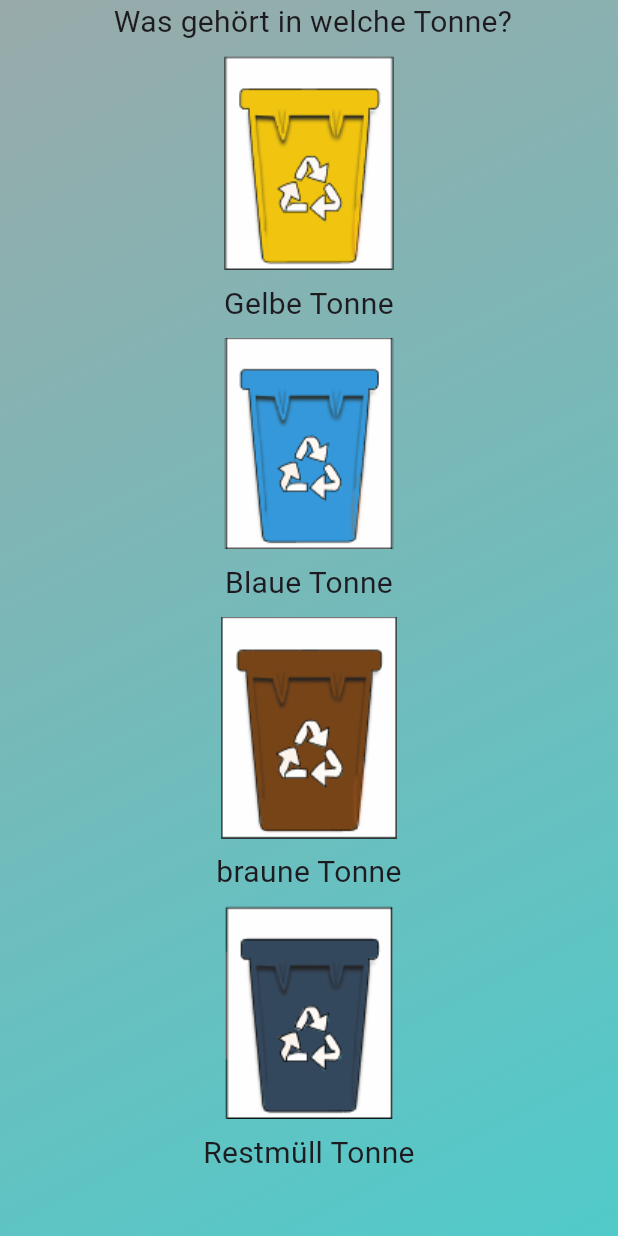
After one commit to AkademieDirk/mam_projekt_v1, a Flutter app: the ContentSwitcher screen opened directly, after a tap on "Recycle", on a phone screen of 412 x 824 dp. The commit adds this screen. Run offline on Flutter 3.47's test engine with Material 3 defaults, Android fonts, the phone set to English and light mode, and no system bars; our stand-ins replace flutter_social_button, font_awesome_flutter; Roboto replaces fonts that are missing (Urbanist).

Commit message:
Trashcolorscreen added and Navigation constructed

```diff
--- a/lib/config/themes/themes.dart
+++ b/lib/config/themes/themes.dart
@@ -17,6 +17,10 @@ ThemeData mamTheme = ThemeData(
             TextStyle(fontSize: bigTextSize, fontWeight: FontWeight.w500)));
 
 Icon closebutton = const Icon(Icons.close_rounded);
+const verticalSmallSpacing = SizedBox(
+  height: 10,
+);
+
 const verticalSpacing = SizedBox(
   height: 20,
 );
@@ -42,3 +46,13 @@ final BoxDecoration borderBasics = BoxDecoration(
     Radius.circular(10),
   ),
 );
+TextStyle textbackgroungrounded() {
+  return TextStyle(
+      background: Paint()
+        ..color = Colors.blue
+        ..strokeWidth = 30
+        ..strokeJoin = StrokeJoin.round
+        ..strokeCap = StrokeCap.round
+        ..style = PaintingStyle.stroke,
+      color: Colors.black);
+}
--- a/lib/features/Change_Screen/content_Switcher.dart
+++ b/lib/features/Change_Screen/content_Switcher.dart
@@ -4,6 +4,7 @@ import 'package:mam_projekt_v1/features/Abfall_ABC/repository/information_card_d
 import 'package:mam_projekt_v1/features/Abfall_ABC/screens/trash_abc_screen.dart';
 import 'package:mam_projekt_v1/features/Abfall_ABC/widgets/switcher_container.dart';
 import 'package:mam_projekt_v1/features/Kalender/calender_main_screen.dart';
+import 'package:mam_projekt_v1/features/Muelltrennung/muell_trennung.dart';
 import 'package:mam_projekt_v1/features/News/news_screen.dart';
 
 class ContentSwitcher extends StatelessWidget {
@@ -42,9 +43,17 @@ class ContentSwitcher extends StatelessWidget {
                   picturepath: "assets/icons/ContentSwitcher/Phone.png",
                   text: "Service"),
               verticalSpacing,
-              const SwitcherContainer(
-                  picturepath: "assets/icons/ContentSwitcher/Recycling.png",
-                  text: "Recycle"),
+              GestureDetector(
+                onTap: () {
+                  Navigator.push(
+                      context,
+                      MaterialPageRoute(
+                          builder: (context) => const Muelltrennung()));
+                },
+                child: const SwitcherContainer(
+                    picturepath: "assets/icons/ContentSwitcher/Recycling.png",
+                    text: "Recycle"),
+              ),
               verticalSpacing,
               GestureDetector(
                 onTap: () {
--- /dev/null
+++ b/lib/features/Muelltrennung/muell_trennung.dart
@@ -0,0 +1,38 @@
+import 'package:flutter/material.dart';
+import 'package:mam_projekt_v1/config/themes/themes.dart';
+import 'package:mam_projekt_v1/features/News/garbage_can_%20paint_container.dart';
+
+class Muelltrennung extends StatelessWidget {
+  const Muelltrennung({super.key});
+
+  @override
+  Widget build(BuildContext context) {
+    return Scaffold(
+        body: Container(
+            width: double.infinity,
+            decoration: background,
+            child: Column(children: [
+              SafeArea(
+                  child: Text(" Was gehört in welche Tonne?",
+                      style: Theme.of(context).textTheme.bodyMedium)),
+              const GarbageCanPaintContainer(
+                  text: "Gelbe Tonne",
+                  trashcolorimagepath:
+                      "assets/images/TrashCanColor/gelbe_Tonne.png"),
+              const GarbageCanPaintContainer(
+                trashcolorimagepath:
+                    "assets/images/TrashCanColor/blaue_Tonne.png",
+                text: "Blaue Tonne",
+              ),
+              const GarbageCanPaintContainer(
+                trashcolorimagepath:
+                    "assets/images/TrashCanColor/braune_Tonne.png",
+                text: "braune Tonne",
+              ),
+              const GarbageCanPaintContainer(
+                trashcolorimagepath: "assets/images/TrashCanColor/schwarz.png",
+                text: "Restmüll Tonne",
+              ),
+            ])));
+  }
+}
--- /dev/null
+++ b/lib/features/Muelltrennung/yellow_can.dart
@@ -0,0 +1,10 @@
+import 'package:flutter/material.dart';
+
+class YellowCanInformation extends StatelessWidget {
+  const YellowCanInformation({super.key});
+
+  @override
+  Widget build(BuildContext context) {
+    return const Placeholder();
+  }
+}
--- /dev/null
+++ b/lib/features/News/garbage_can_ paint_container.dart
@@ -0,0 +1,32 @@
+import 'package:flutter/material.dart';
+
+class GarbageCanPaintContainer extends StatelessWidget {
+  const GarbageCanPaintContainer({
+    super.key,
+    required this.text,
+    required this.trashcolorimagepath,
+  });
+  final String text;
+  final String trashcolorimagepath;
+
+  @override
+  Widget build(BuildContext context) {
+    return SizedBox(
+      //! wie bekomme ich den Shadow in eine Vorlage um ihn wieder zu verwenden?
+
+      child: Column(
+        children: [
+          Padding(
+            padding: const EdgeInsets.all(8.0),
+            child: Image.asset(
+              trashcolorimagepath,
+            ),
+          ),
+          Text(text,
+              textAlign: TextAlign.center,
+              style: Theme.of(context).textTheme.bodyMedium),
+        ],
+      ),
+    );
+  }
+}
--- a/pubspec.yaml
+++ b/pubspec.yaml
@@ -31,6 +31,7 @@ flutter:
     - assets/icons/Logos/google_logo.png
     - assets/icons/Calendar/
     - assets/images/News/
+    - assets/images/TrashCanColor/
 
 
 
```
Also changed, not shown: assets/images/TrashCanColor/blaue_Tonne.png (added), assets/images/TrashCanColor/braune_Tonne.png (added), assets/images/TrashCanColor/gelbe_Tonne.png (added), assets/images/TrashCanColor/schwarz.png (added).
